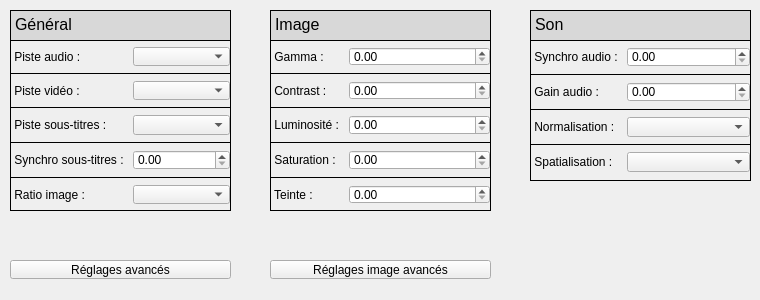
Old version of the form src/parameterswidget.ui in the repository cinemaouvert/OPP.
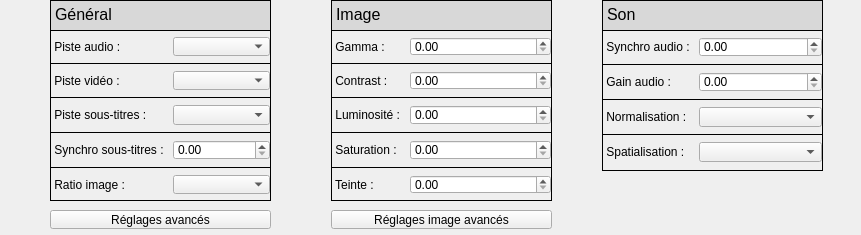
New version of the form.

Commit message: Interface - Tailles des widgets Timeline et Parameters

```diff
--- a/src/parameterswidget.ui
+++ b/src/parameterswidget.ui
@@ -6,8 +6,8 @@
    <rect>
     <x>0</x>
     <y>0</y>
-    <width>760</width>
-    <height>300</height>
+    <width>861</width>
+    <height>235</height>
    </rect>
   </property>
   <property name="windowTitle">
@@ -16,8 +16,8 @@
   <widget class="QFrame" name="formFrame">
    <property name="geometry">
     <rect>
-     <x>10</x>
-     <y>40</y>
+     <x>50</x>
+     <y>30</y>
      <width>221</width>
      <height>171</height>
     </rect>
@@ -136,8 +136,8 @@
   <widget class="QTextEdit" name="textEdit">
    <property name="geometry">
     <rect>
-     <x>10</x>
-     <y>10</y>
+     <x>50</x>
+     <y>0</y>
      <width>221</width>
      <height>31</height>
     </rect>
@@ -216,15 +216,15 @@
     <string>&lt;!DOCTYPE HTML PUBLIC &quot;-//W3C//DTD HTML 4.0//EN&quot; &quot;http://www.w3.org/TR/REC-html40/strict.dtd&quot;&gt;
 &lt;html&gt;&lt;head&gt;&lt;meta name=&quot;qrichtext&quot; content=&quot;1&quot; /&gt;&lt;style type=&quot;text/css&quot;&gt;
 p, li { white-space: pre-wrap; }
-&lt;/style&gt;&lt;/head&gt;&lt;body style=&quot; font-family:'MS Shell Dlg 2'; font-size:8.25pt; font-weight:400; font-style:normal;&quot;&gt;
-&lt;p style=&quot; margin-top:0px; margin-bottom:0px; margin-left:0px; margin-right:0px; -qt-block-indent:0; text-indent:0px;&quot;&gt;&lt;span style=&quot; font-size:12pt;&quot;&gt;Général&lt;/span&gt;&lt;/p&gt;&lt;/body&gt;&lt;/html&gt;</string>
+&lt;/style&gt;&lt;/head&gt;&lt;body style=&quot; font-family:'Ubuntu'; font-size:11pt; font-weight:400; font-style:normal;&quot;&gt;
+&lt;p style=&quot; margin-top:0px; margin-bottom:0px; margin-left:0px; margin-right:0px; -qt-block-indent:0; text-indent:0px;&quot;&gt;&lt;span style=&quot; font-family:'MS Shell Dlg 2'; font-size:12pt;&quot;&gt;Général&lt;/span&gt;&lt;/p&gt;&lt;/body&gt;&lt;/html&gt;</string>
    </property>
   </widget>
   <widget class="QFrame" name="formFrame_2">
    <property name="geometry">
     <rect>
-     <x>270</x>
-     <y>40</y>
+     <x>331</x>
+     <y>30</y>
      <width>221</width>
      <height>171</height>
     </rect>
@@ -346,8 +346,8 @@
   <widget class="QTextEdit" name="textEdit_2">
    <property name="geometry">
     <rect>
-     <x>270</x>
-     <y>10</y>
+     <x>331</x>
+     <y>0</y>
      <width>221</width>
      <height>31</height>
     </rect>
@@ -426,15 +426,15 @@
     <string>&lt;!DOCTYPE HTML PUBLIC &quot;-//W3C//DTD HTML 4.0//EN&quot; &quot;http://www.w3.org/TR/REC-html40/strict.dtd&quot;&gt;
 &lt;html&gt;&lt;head&gt;&lt;meta name=&quot;qrichtext&quot; content=&quot;1&quot; /&gt;&lt;style type=&quot;text/css&quot;&gt;
 p, li { white-space: pre-wrap; }
-&lt;/style&gt;&lt;/head&gt;&lt;body style=&quot; font-family:'MS Shell Dlg 2'; font-size:8.25pt; font-weight:400; font-style:normal;&quot;&gt;
-&lt;p style=&quot; margin-top:0px; margin-bottom:0px; margin-left:0px; margin-right:0px; -qt-block-indent:0; text-indent:0px;&quot;&gt;&lt;span style=&quot; font-size:12pt;&quot;&gt;Image&lt;/span&gt;&lt;/p&gt;&lt;/body&gt;&lt;/html&gt;</string>
+&lt;/style&gt;&lt;/head&gt;&lt;body style=&quot; font-family:'Ubuntu'; font-size:11pt; font-weight:400; font-style:normal;&quot;&gt;
+&lt;p style=&quot; margin-top:0px; margin-bottom:0px; margin-left:0px; margin-right:0px; -qt-block-indent:0; text-indent:0px;&quot;&gt;&lt;span style=&quot; font-family:'MS Shell Dlg 2'; font-size:12pt;&quot;&gt;Image&lt;/span&gt;&lt;/p&gt;&lt;/body&gt;&lt;/html&gt;</string>
    </property>
   </widget>
   <widget class="QFrame" name="formFrame_3">
    <property name="geometry">
     <rect>
-     <x>530</x>
-     <y>40</y>
+     <x>602</x>
+     <y>30</y>
      <width>221</width>
      <height>141</height>
     </rect>
@@ -533,8 +533,8 @@
   <widget class="QTextEdit" name="textEdit_3">
    <property name="geometry">
     <rect>
-     <x>530</x>
-     <y>10</y>
+     <x>602</x>
+     <y>0</y>
      <width>221</width>
      <height>31</height>
     </rect>
@@ -613,15 +613,15 @@
     <string>&lt;!DOCTYPE HTML PUBLIC &quot;-//W3C//DTD HTML 4.0//EN&quot; &quot;http://www.w3.org/TR/REC-html40/strict.dtd&quot;&gt;
 &lt;html&gt;&lt;head&gt;&lt;meta name=&quot;qrichtext&quot; content=&quot;1&quot; /&gt;&lt;style type=&quot;text/css&quot;&gt;
 p, li { white-space: pre-wrap; }
-&lt;/style&gt;&lt;/head&gt;&lt;body style=&quot; font-family:'MS Shell Dlg 2'; font-size:8.25pt; font-weight:400; font-style:normal;&quot;&gt;
-&lt;p style=&quot; margin-top:0px; margin-bottom:0px; margin-left:0px; margin-right:0px; -qt-block-indent:0; text-indent:0px;&quot;&gt;&lt;span style=&quot; font-size:12pt;&quot;&gt;Son&lt;/span&gt;&lt;/p&gt;&lt;/body&gt;&lt;/html&gt;</string>
+&lt;/style&gt;&lt;/head&gt;&lt;body style=&quot; font-family:'Ubuntu'; font-size:11pt; font-weight:400; font-style:normal;&quot;&gt;
+&lt;p style=&quot; margin-top:0px; margin-bottom:0px; margin-left:0px; margin-right:0px; -qt-block-indent:0; text-indent:0px;&quot;&gt;&lt;span style=&quot; font-family:'MS Shell Dlg 2'; font-size:12pt;&quot;&gt;Son&lt;/span&gt;&lt;/p&gt;&lt;/body&gt;&lt;/html&gt;</string>
    </property>
   </widget>
   <widget class="QToolButton" name="toolButton">
    <property name="geometry">
     <rect>
-     <x>10</x>
-     <y>260</y>
+     <x>50</x>
+     <y>210</y>
      <width>221</width>
      <height>19</height>
     </rect>
@@ -633,8 +633,8 @@
   <widget class="QToolButton" name="toolButton_2">
    <property name="geometry">
     <rect>
-     <x>270</x>
-     <y>260</y>
+     <x>331</x>
+     <y>210</y>
      <width>221</width>
      <height>19</height>
     </rect>
```
The commit also changes 4 other files.
